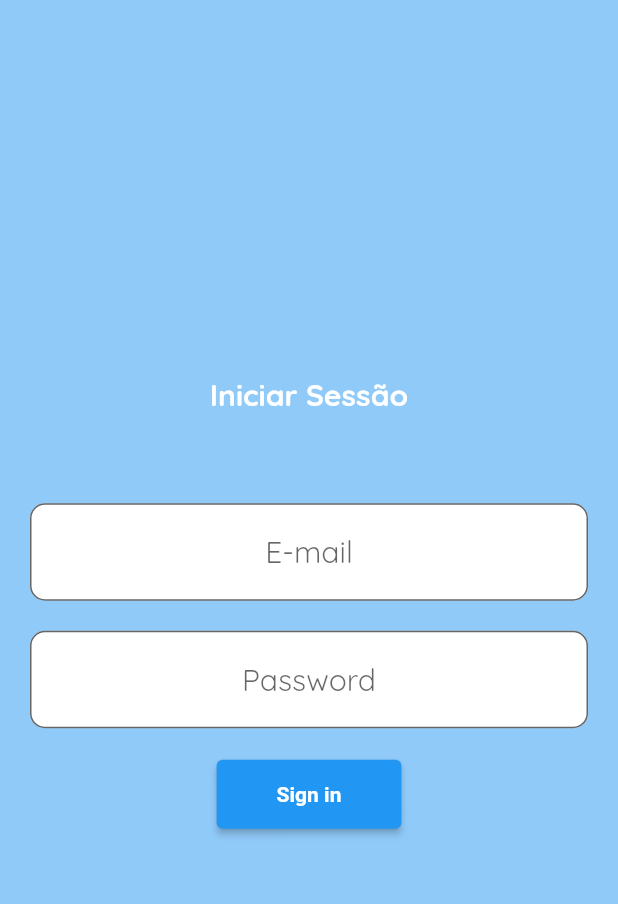
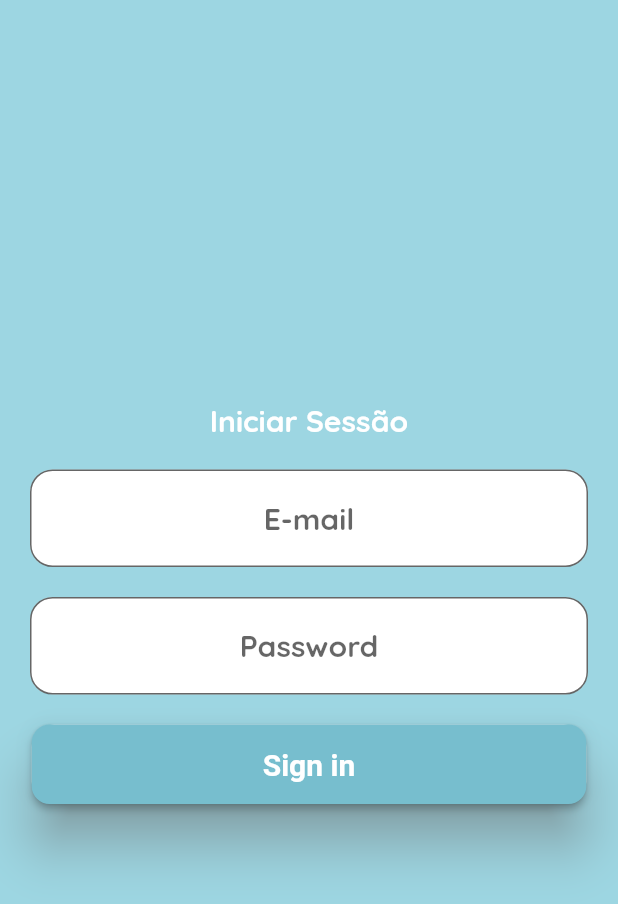
Before and after one commit to tolojo/ASA-PF, a Flutter app: the screen it shows after launch, on a phone screen of 412 x 824 dp. Shown: the top 904 px of the screen. Run offline on Flutter 3.47's test engine with Material 2 defaults, Android fonts, the phone set to English and light mode, and no system bars; our stand-ins replace flutter_map, latlong2.

Commit message:
Login e Perfil Criados

```diff
--- a/src/lib/main.dart
+++ b/src/lib/main.dart
@@ -12,6 +12,10 @@ class MyApp extends StatelessWidget {
   // This widget is the root of your application.
   @override
   Widget build(BuildContext context) {
-    return const MaterialApp(title: 'Página Principal', home: LoginPage());
+    return MaterialApp(
+      title: 'Página Principal',
+      theme: ThemeData(scaffoldBackgroundColor: const Color(0xFF9DD6E2)),
+      home: const LoginPage()
+      );
   }
 }
--- a/src/lib/screens/alerts_map_screen.dart
+++ b/src/lib/screens/alerts_map_screen.dart
@@ -42,9 +42,10 @@ class _MapScreenAlertState extends State<MapScreenAlert> {
     final post = _alertaJson;
     return Scaffold(
       appBar: AppBar(
-        leading: BackButton(),
+        leading: const BackButton(),
         title: Text("${post["alerta_nome"]}"),
         centerTitle: true,
+        backgroundColor: const Color(0xFF9DD6E2),
       ),
       body: FlutterMap(
         options: MapOptions(
--- a/src/lib/screens/home_screen.dart
+++ b/src/lib/screens/home_screen.dart
@@ -12,8 +12,9 @@ class _HomeScreenState extends State<HomeScreen> {
   Widget build(BuildContext context) {
     return Scaffold(
       appBar: AppBar(
-          title: Text("ASA Homepage"),
-          centerTitle: true,),
+          title: const Text("ASA Homepage"),
+          centerTitle: true,
+          backgroundColor: const Color(0xFF9DD6E2),),
     );
   }
 }
--- a/src/lib/screens/login_screen.dart
+++ b/src/lib/screens/login_screen.dart
@@ -15,7 +15,6 @@ class _LoginPageState extends State<LoginPage> {
   @override
   Widget build(BuildContext context) {
     return Scaffold(
-      backgroundColor: Theme.of(context).colorScheme.background,
       body: Container(
         padding: const EdgeInsets.all(20),
         child: Column(
@@ -31,7 +30,7 @@ class _LoginPageState extends State<LoginPage> {
                   color: Color(0xFFFFFFFF)),
             ),
             const SizedBox(
-              height: 60,
+              height: 20,
             ),
             Form(
               key: _formKey,
@@ -42,6 +41,7 @@ class _LoginPageState extends State<LoginPage> {
                       textAlign: TextAlign.center,
                       style: const TextStyle(
                         fontFamily: 'Quicksand',
+                        fontWeight: FontWeight.w700,
                         fontSize: 20,
                         color: Color(0xFFD3D3D3)),
                         decoration: InputDecoration(
@@ -49,7 +49,7 @@ class _LoginPageState extends State<LoginPage> {
                           filled: true,
                           hintText: 'E-mail',
                           border: OutlineInputBorder(
-                        borderRadius: BorderRadius.circular(10),
+                            borderRadius: BorderRadius.circular(15),
                           ),
                         ),
                       ),
@@ -61,40 +61,54 @@ class _LoginPageState extends State<LoginPage> {
                     obscureText: true,
                     textAlign: TextAlign.center,
                     style: const TextStyle(
+                        color: Color(0xFFD3D3D3),
                         fontFamily: 'Quicksand',
-                        fontSize: 20,
-                        color: Color(0xDDD3D3D3)),
+                        fontWeight: FontWeight.bold,
+                        fontSize: 20,),
                     decoration: InputDecoration(
                       fillColor: Colors.white,
                       filled: true,
                       hintText: 'Password',
                       border: OutlineInputBorder(
-                        borderRadius: BorderRadius.circular(10),
+                        borderRadius: BorderRadius.circular(15),
                       ),
                     ),
                   ),
                   const SizedBox(
                     height: 20,
                   ),
-                  ElevatedButton(
+                  Material(
+                    elevation: 15,
+                    shadowColor: Colors.grey,
+                    borderRadius: BorderRadius.circular(15),
+                    child: ElevatedButton(
                     onPressed: () {
                       Navigator.of(context).push(MaterialPageRoute(
-                        builder: (context) => Home(),
+                        builder: (context) => const Home(),
                       ));
                       if (_formKey.currentState!.validate()) {}
                     },
                     style: ElevatedButton.styleFrom(
-                      padding: const EdgeInsets.fromLTRB(40, 15, 40, 15),
+                      padding: const EdgeInsets.fromLTRB(154, 15, 154, 15),
+                      primary: const Color(0xFF77BECE),
+                      shape: RoundedRectangleBorder(
+                        borderRadius: BorderRadius.circular(12)
+                      )
                     ),
                     child: const Text(
                       'Sign in',
                       style: TextStyle(
                         fontWeight: FontWeight.bold,
+                        fontFamily: 'Roboto',
+                        fontSize: 20,
+                        color:  Color(0xFFFFFFFF)
+                      ),
                     ),
                   ),
                   ),
                   const SizedBox(
                     height: 20,
+
                   ),
                 ],
               ),
--- a/src/lib/screens/search_screen.dart
+++ b/src/lib/screens/search_screen.dart
@@ -12,8 +12,9 @@ class _SearchScreenState extends State<SearchScreen> {
   Widget build(BuildContext context) {
     return Scaffold(
       appBar: AppBar(
-          title: Text("ASA Search"),
-          centerTitle: true,),
+          title: const Text("ASA Search"),
+          centerTitle: true,
+          backgroundColor: const Color(0xFF9DD6E2),),
     );
   }
 }
```
Also changed, not shown: src/lib/screens/alerts_screen.dart (+3 -4 lines), src/lib/screens/create_PSA_screen.dart (+10 -9 lines), src/lib/screens/home.dart (+11 -12 lines), src/lib/screens/user_profile_screen.dart (+90 -6 lines), src/pubspec.yaml (+7 -3 lines), src/assets/fonts/Roboto-Medium.ttf (added), src/assets/images/Group 193profilepic.jpg (added), src/pubspec.lock. Lines whose indentation alone changed are shown as unchanged.
